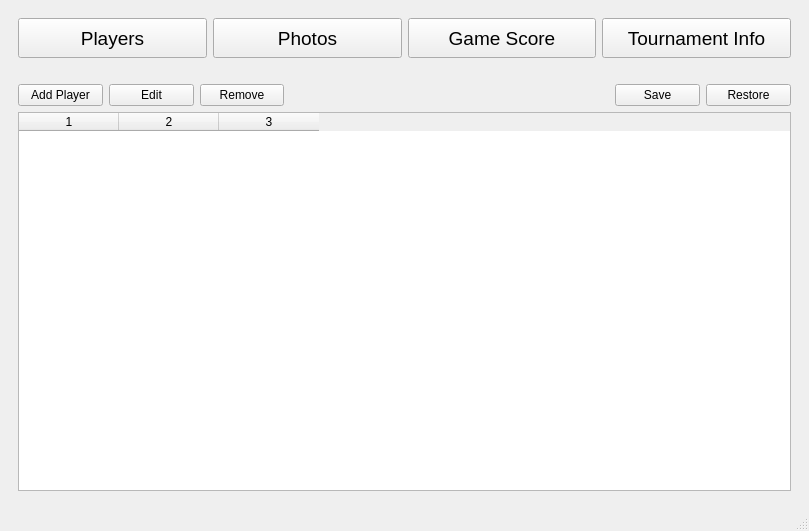
Above: mainwindow.ui from skni-kod/TournamentAppDesktop before the change. Below: the same form after it.
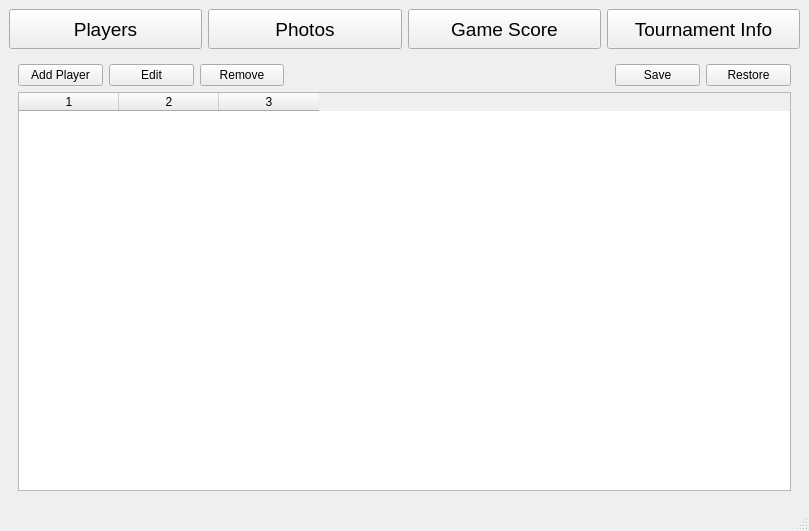
That is the form after the change. The open tabs and pages were chosen to show the change.

Diff of the .ui file:
```diff
--- a/mainwindow.ui
+++ b/mainwindow.ui
@@ -32,13 +32,128 @@
    <string>MainWindow</string>
   </property>
   <widget class="QWidget" name="centralwidget">
-   <layout class="QGridLayout" name="gridLayout">
-    <item row="0" column="0">
+   <layout class="QVBoxLayout" name="verticalLayout_2">
+    <item>
+     <layout class="QHBoxLayout" name="horizontalLayout_3">
+      <item>
+       <widget class="QPushButton" name="playersButton">
+        <property name="sizePolicy">
+         <sizepolicy hsizetype="Minimum" vsizetype="Fixed">
+          <horstretch>0</horstretch>
+          <verstretch>0</verstretch>
+         </sizepolicy>
+        </property>
+        <property name="minimumSize">
+         <size>
+          <width>0</width>
+          <height>40</height>
+         </size>
+        </property>
+        <property name="font">
+         <font>
+          <family>MS Shell Dlg 2</family>
+          <pointsize>14</pointsize>
+          <weight>50</weight>
+          <bold>false</bold>
+         </font>
+        </property>
+        <property name="styleSheet">
+         <string notr="true"/>
+        </property>
+        <property name="text">
+         <string>Players</string>
+        </property>
+       </widget>
+      </item>
+      <item>
+       <widget class="QPushButton" name="photosButton">
+        <property name="enabled">
+         <bool>true</bool>
+        </property>
+        <property name="sizePolicy">
+         <sizepolicy hsizetype="Minimum" vsizetype="Fixed">
+          <horstretch>0</horstretch>
+          <verstretch>0</verstretch>
+         </sizepolicy>
+        </property>
+        <property name="minimumSize">
+         <size>
+          <width>0</width>
+          <height>40</height>
+         </size>
+        </property>
+        <property name="font">
+         <font>
+          <pointsize>14</pointsize>
+          <weight>50</weight>
+          <bold>false</bold>
+         </font>
+        </property>
+        <property name="text">
+         <string>Photos</string>
+        </property>
+       </widget>
+      </item>
+      <item>
+       <widget class="QPushButton" name="gameScoreButton">
+        <property name="sizePolicy">
+         <sizepolicy hsizetype="Minimum" vsizetype="Fixed">
+          <horstretch>0</horstretch>
+          <verstretch>0</verstretch>
+         </sizepolicy>
+        </property>
+        <property name="minimumSize">
+         <size>
+          <width>0</width>
+          <height>40</height>
+         </size>
+        </property>
+        <property name="font">
+         <font>
+          <pointsize>14</pointsize>
+          <weight>50</weight>
+          <bold>false</bold>
+         </font>
+        </property>
+        <property name="text">
+         <string>Game Score</string>
+        </property>
+       </widget>
+      </item>
+      <item>
+       <widget class="QPushButton" name="tournamentInfoButton">
+        <property name="sizePolicy">
+         <sizepolicy hsizetype="Minimum" vsizetype="Fixed">
+          <horstretch>0</horstretch>
+          <verstretch>0</verstretch>
+         </sizepolicy>
+        </property>
+        <property name="minimumSize">
+         <size>
+          <width>0</width>
+          <height>40</height>
+         </size>
+        </property>
+        <property name="font">
+         <font>
+          <pointsize>14</pointsize>
+          <weight>50</weight>
+          <bold>false</bold>
+         </font>
+        </property>
+        <property name="text">
+         <string>Tournament Info</string>
+        </property>
+       </widget>
+      </item>
+     </layout>
+    </item>
+    <item>
      <widget class="QStackedWidget" name="stackedWidget">
       <property name="minimumSize">
        <size>
-        <width>550</width>
-        <height>250</height>
+        <width>0</width>
+        <height>0</height>
        </size>
       </property>
       <property name="maximumSize">
@@ -60,140 +175,6 @@
           <property name="bottomMargin">
            <number>0</number>
           </property>
-          <item>
-           <layout class="QHBoxLayout" name="horizontalLayout">
-            <property name="sizeConstraint">
-             <enum>QLayout::SetFixedSize</enum>
-            </property>
-            <item>
-             <widget class="QPushButton" name="playersButton_0">
-              <property name="enabled">
-               <bool>true</bool>
-              </property>
-              <property name="sizePolicy">
-               <sizepolicy hsizetype="Minimum" vsizetype="Fixed">
-                <horstretch>0</horstretch>
-                <verstretch>0</verstretch>
-               </sizepolicy>
-              </property>
-              <property name="minimumSize">
-               <size>
-                <width>0</width>
-                <height>40</height>
-               </size>
-              </property>
-              <property name="font">
-               <font>
-                <family>MS Shell Dlg 2</family>
-                <pointsize>14</pointsize>
-                <weight>50</weight>
-                <bold>false</bold>
-               </font>
-              </property>
-              <property name="styleSheet">
-               <string notr="true"/>
-              </property>
-              <property name="text">
-               <string>Players</string>
-              </property>
-             </widget>
-            </item>
-            <item>
-             <widget class="QPushButton" name="photosButton_0">
-              <property name="sizePolicy">
-               <sizepolicy hsizetype="Minimum" vsizetype="Fixed">
-                <horstretch>0</horstretch>
-                <verstretch>0</verstretch>
-               </sizepolicy>
-              </property>
-              <property name="minimumSize">
-               <size>
-                <width>0</width>
-                <height>40</height>
-               </size>
-              </property>
-              <property name="font">
-               <font>
-                <pointsize>14</pointsize>
-                <weight>50</weight>
-                <bold>false</bold>
-               </font>
-              </property>
-              <property name="text">
-               <string>Photos</string>
-              </property>
-             </widget>
-            </item>
-            <item>
-             <widget class="QPushButton" name="gameScoreButton_0">
-              <property name="sizePolicy">
-               <sizepolicy hsizetype="Minimum" vsizetype="Fixed">
-                <horstretch>0</horstretch>
-                <verstretch>0</verstretch>
-               </sizepolicy>
-              </property>
-              <property name="minimumSize">
-               <size>
-                <width>0</width>
-                <height>40</height>
-               </size>
-              </property>
-              <property name="font">
-               <font>
-                <pointsize>14</pointsize>
-                <weight>50</weight>
-                <bold>false</bold>
-               </font>
-              </property>
-              <property name="text">
-               <string>Game Score</string>
-              </property>
-             </widget>
-            </item>
-            <item>
-             <widget class="QPushButton" name="tournamentInfoButton_0">
-              <property name="sizePolicy">
-               <sizepolicy hsizetype="Minimum" vsizetype="Fixed">
-                <horstretch>0</horstretch>
-                <verstretch>0</verstretch>
-               </sizepolicy>
-              </property>
-              <property name="minimumSize">
-               <size>
-                <width>0</width>
-                <height>40</height>
-               </size>
-              </property>
-              <property name="font">
-               <font>
-                <pointsize>14</pointsize>
-                <weight>50</weight>
-                <bold>false</bold>
-               </font>
-              </property>
-              <property name="text">
-               <string>Tournament Info</string>
-              </property>
-             </widget>
-            </item>
-           </layout>
-          </item>
-          <item>
-           <spacer name="verticalSpacer">
-            <property name="orientation">
-             <enum>Qt::Vertical</enum>
-            </property>
-            <property name="sizeType">
-             <enum>QSizePolicy::Minimum</enum>
-            </property>
-            <property name="sizeHint" stdset="0">
-             <size>
-              <width>20</width>
-              <height>20</height>
-             </size>
-            </property>
-           </spacer>
-          </item>
           <item>
            <layout class="QHBoxLayout" name="horizontalLayout_2">
             <property name="sizeConstraint">
@@ -286,121 +267,6 @@
         </sizepolicy>
        </property>
        <layout class="QVBoxLayout" name="verticalLayout">
-        <item>
-         <layout class="QHBoxLayout" name="horizontalLayout_3">
-          <item>
-           <widget class="QPushButton" name="playersButton_1">
-            <property name="sizePolicy">
-             <sizepolicy hsizetype="Minimum" vsizetype="Fixed">
-              <horstretch>0</horstretch>
-              <verstretch>0</verstretch>
-             </sizepolicy>
-            </property>
-            <property name="minimumSize">
-             <size>
-              <width>0</width>
-              <height>40</height>
-             </size>
-            </property>
-            <property name="font">
-             <font>
-              <family>MS Shell Dlg 2</family>
-              <pointsize>14</pointsize>
-              <weight>50</weight>
-              <bold>false</bold>
-             </font>
-            </property>
-            <property name="styleSheet">
-             <string notr="true"/>
-            </property>
-            <property name="text">
-             <string>Players</string>
-            </property>
-           </widget>
-          </item>
-          <item>
-           <widget class="QPushButton" name="photosButton_1">
-            <property name="enabled">
-             <bool>true</bool>
-            </property>
-            <property name="sizePolicy">
-             <sizepolicy hsizetype="Minimum" vsizetype="Fixed">
-              <horstretch>0</horstretch>
-              <verstretch>0</verstretch>
-             </sizepolicy>
-            </property>
-            <property name="minimumSize">
-             <size>
-              <width>0</width>
-              <height>40</height>
-             </size>
-            </property>
-            <property name="font">
-             <font>
-              <pointsize>14</pointsize>
-              <weight>50</weight>
-              <bold>false</bold>
-             </font>
-            </property>
-            <property name="text">
-             <string>Photos</string>
-            </property>
-           </widget>
-          </item>
-          <item>
-           <widget class="QPushButton" name="gameScoreButton_1">
-            <property name="sizePolicy">
-             <sizepolicy hsizetype="Minimum" vsizetype="Fixed">
-              <horstretch>0</horstretch>
-              <verstretch>0</verstretch>
-             </sizepolicy>
-            </property>
-            <property name="minimumSize">
-             <size>
-              <width>0</width>
-              <height>40</height>
-             </size>
-            </property>
-            <property name="font">
-             <font>
-              <pointsize>14</pointsize>
-              <weight>50</weight>
-              <bold>false</bold>
-             </font>
-            </property>
-            <property name="text">
-             <string>Game Score</string>
-            </property>
-           </widget>
-          </item>
-          <item>
-           <widget class="QPushButton" name="tournamentInfoButton_1">
-            <property name="sizePolicy">
-             <sizepolicy hsizetype="Minimum" vsizetype="Fixed">
-              <horstretch>0</horstretch>
-              <verstretch>0</verstretch>
-             </sizepolicy>
-            </property>
-            <property name="minimumSize">
-             <size>
-              <width>0</width>
-              <height>40</height>
-             </size>
-            </property>
-            <property name="font">
-             <font>
-              <pointsize>14</pointsize>
-              <weight>50</weight>
-              <bold>false</bold>
-             </font>
-            </property>
-            <property name="text">
-             <string>Tournament Info</string>
-            </property>
-           </widget>
-          </item>
-         </layout>
-        </item>
         <item>
          <widget class="QGraphicsView" name="graphicsView">
           <property name="sizePolicy">
```
Left out of the diff: 215 changed lines with no effect on the pictures.
